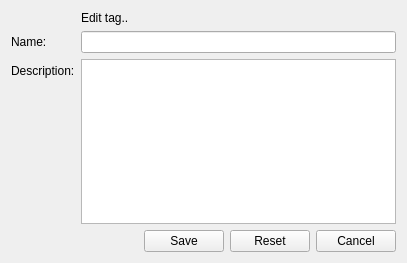
Wolframe/configurator, file client/uiforms/tag_edit.ui: the form before one commit.
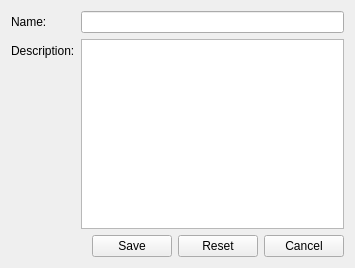
The form after the commit. Icons and pictures are not drawn.

Patch:
```diff
--- a/client/uiforms/tag_edit.ui
+++ b/client/uiforms/tag_edit.ui
@@ -9,8 +9,8 @@
    <rect>
     <x>0</x>
     <y>0</y>
-    <width>407</width>
-    <height>263</height>
+    <width>355</width>
+    <height>268</height>
    </rect>
   </property>
   <property name="windowTitle">
@@ -23,7 +23,10 @@
    <string>Tag tag {id={main.id}; parentID={?}; name{{main.name}}; description{{main.description}}}</string>
   </property>
   <layout class="QFormLayout" name="formLayout">
-   <item row="1" column="0">
+   <property name="fieldGrowthPolicy">
+    <enum>QFormLayout::AllNonFixedFieldsGrow</enum>
+   </property>
+   <item row="0" column="0">
     <widget class="QLabel" name="label_name">
      <property name="text">
       <string>Name:</string>
@@ -33,14 +36,14 @@
      </property>
     </widget>
    </item>
-   <item row="1" column="1">
+   <item row="0" column="1">
     <widget class="QLineEdit" name="name">
      <property name="initialFocus" stdset="0">
       <bool>true</bool>
      </property>
     </widget>
    </item>
-   <item row="2" column="0">
+   <item row="1" column="0">
     <widget class="QLabel" name="label_description">
      <property name="text">
       <string>Description:</string>
@@ -50,10 +53,10 @@
      </property>
     </widget>
    </item>
-   <item row="2" column="1">
+   <item row="1" column="1">
     <widget class="QPlainTextEdit" name="description"/>
    </item>
-   <item row="3" column="0" colspan="2">
+   <item row="2" column="0" colspan="2">
     <layout class="QHBoxLayout" name="horizontalLayout_2">
      <item>
       <spacer name="horizontalSpacer">
@@ -109,23 +112,6 @@
      </item>
     </layout>
    </item>
-   <item row="0" column="0">
-    <widget class="QLabel" name="label">
-     <property name="text">
-      <string/>
-     </property>
-     <property name="pixmap">
-      <pixmap resource="../configurator.qrc">:/images/tag_blue_edit.png</pixmap>
-     </property>
-    </widget>
-   </item>
-   <item row="0" column="1">
-    <widget class="QLabel" name="editlabel">
-     <property name="text">
-      <string>Edit tag..</string>
-     </property>
-    </widget>
-   </item>
   </layout>
  </widget>
  <tabstops>
```
Left out of the diff: 4 changed lines with no effect on the pictures.
